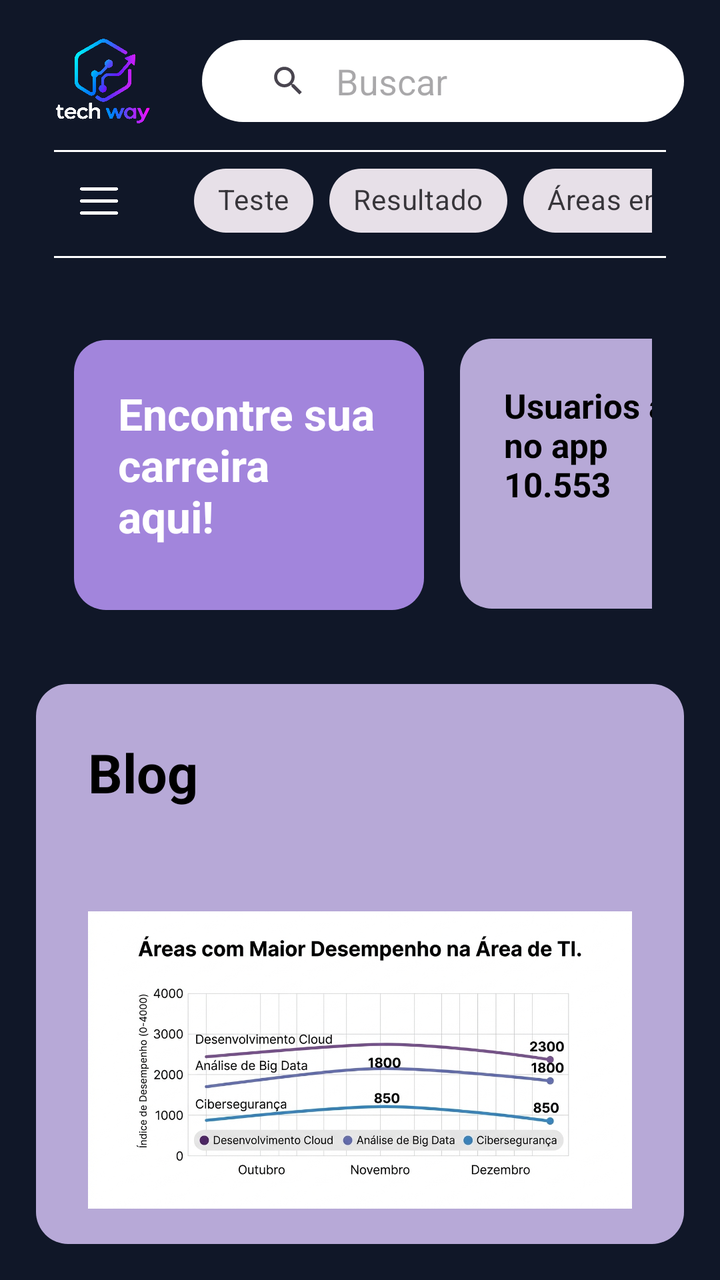
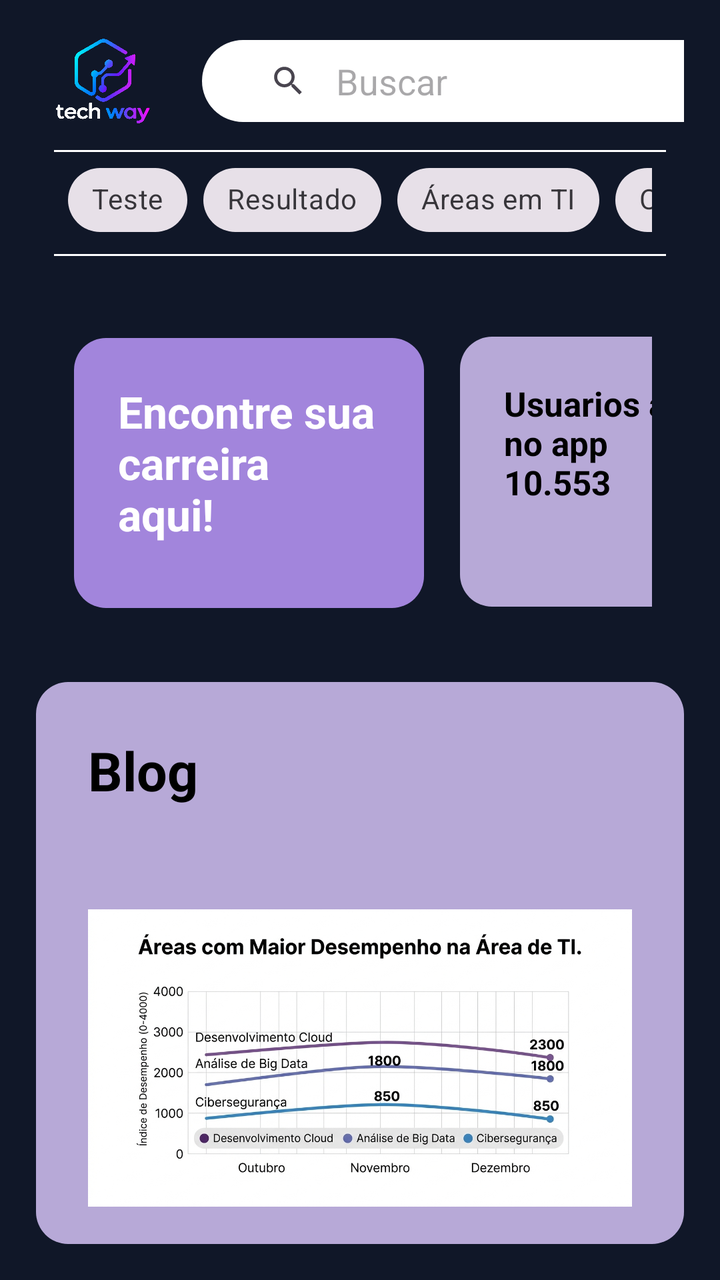

The first picture is an Android layout as it rendered before a commit; the second is the same layout after the commit. The layout source and the unified diff follow.
<!-- AndroidManifest.xml: application theme Theme.TechWayTCC -->
<!-- res/layout/blog_main.xml -->
<?xml version="1.0" encoding="utf-8"?>
<LinearLayout xmlns:android="http://schemas.android.com/apk/res/android"
    android:layout_width="match_parent"
    android:layout_height="match_parent"
    android:background="#101728"
    android:padding="18dp"
    android:orientation="vertical"
    xmlns:app="http://schemas.android.com/apk/res-auto">

    
    <LinearLayout
        android:layout_width="match_parent"
        android:layout_height="wrap_content"
        android:gravity="center_vertical"
        android:orientation="horizontal">

        
        <LinearLayout
            android:layout_width="49dp"
            android:layout_height="45dp"
            android:padding="11dp"
            android:orientation="horizontal"
            android:layout_marginStart="9dp"
            android:background="@drawable/logo">
        </LinearLayout>

        
        <LinearLayout
            android:id="@+id/conteiner_Barra2"
            android:layout_width="match_parent"
            android:layout_height="41dp"
            android:layout_marginLeft="25dp"
            android:orientation="horizontal">

            <androidx.appcompat.widget.SearchView

                android:id="@+id/barra_pesquisa2"
                android:layout_width="match_parent"
                android:layout_height="wrap_content"
                android:background="@drawable/barra_arredondada"
                android:gravity="center"
                android:padding="11dp"
                app:iconifiedByDefault="false"
                app:queryBackground="@null"
                app:queryHint="Buscar" />
        </LinearLayout>

    </LinearLayout>

    
    <View
        android:layout_width="match_parent"
        android:layout_height="1dp"
        android:layout_marginTop="12dp"
        android:layout_marginStart="9dp"
        android:layout_marginEnd="9dp"
        android:background="#FFFFFF" />

    <LinearLayout
        android:layout_width="match_parent"
        android:layout_height="wrap_content"
        android:gravity="center_vertical"
        android:orientation="horizontal">

        <ImageButton
            android:id="@+id/btnMenu"
            android:layout_width="63dp"
            android:layout_height="49dp"
            android:src="@drawable/tres_linhas1"
            android:scaleType="centerInside"
            android:padding="15dp"
            android:background="?attr/selectableItemBackgroundBorderless"
            app:tint="@color/white" />

        <HorizontalScrollView
            android:layout_width="match_parent"
            android:layout_height="wrap_content"
            android:scrollbars="none"
            android:paddingStart="16dp"
            android:paddingEnd="16dp">

            <com.google.android.material.chip.ChipGroup
                android:layout_width="wrap_content"
                android:layout_height="wrap_content"
                android:orientation="horizontal">

                <com.google.android.material.chip.Chip
                    android:id="@+id/chipTeste"
                    style="@style/Widget.MaterialComponents.Chip.Choice"
                    android:layout_width="wrap_content"
                    android:layout_height="wrap_content"
                    android:text="Teste" />

                <com.google.android.material.chip.Chip
                    android:id="@+id/chipResultado"
                    style="@style/Widget.MaterialComponents.Chip.Choice"
                    android:layout_width="wrap_content"
                    android:layout_height="wrap_content"
                    android:text="Resultado" />

                <com.google.android.material.chip.Chip
                    android:id="@+id/chipAreas"
                    style="@style/Widget.MaterialComponents.Chip.Choice"
                    android:layout_width="wrap_content"
                    android:layout_height="wrap_content"
                    android:text="Áreas em TI" />

                <com.google.android.material.chip.Chip
                    android:id="@+id/chipCursos"
                    style="@style/Widget.MaterialComponents.Chip.Choice"
                    android:layout_width="wrap_content"
                    android:layout_height="wrap_content"
                    android:text="Cursos" />

            </com.google.android.material.chip.ChipGroup>
        </HorizontalScrollView>

    </LinearLayout>

    <View
        android:layout_width="match_parent"
        android:layout_height="1dp"
        android:layout_marginTop="3dp"
        android:layout_marginStart="9dp"
        android:layout_marginEnd="9dp"
        android:background="#FFFFFF" />

    <HorizontalScrollView
        android:layout_width="match_parent"
        android:layout_height="wrap_content"
        android:scrollbars="none"
        android:paddingStart="16dp"
        android:paddingEnd="16dp">

        <LinearLayout
            android:layout_width="wrap_content"
            android:layout_height="wrap_content"
            android:orientation="horizontal"
            android:padding="3dp">

            <TextView
                android:layout_width="175dp"
                android:layout_height="135dp"
                android:background="@drawable/bara_aredada3"
                android:layout_marginTop="38dp"
                android:padding="22dp"
                android:layout_marginBottom="17dp"
                android:layout_marginEnd="18dp"
                android:text="Encontre sua\ncarreira \naqui! "
                android:textStyle="bold"
                android:textColor="@color/white"
                android:textSize="22dp"/>

            <TextView
                android:layout_width="175dp"
                android:layout_height="135dp"
                android:layout_marginTop="32dp"
                android:layout_marginEnd="18dp"
                android:layout_marginBottom="17dp"
                android:background="@drawable/barra_arredondada2"
                android:padding="22dp"
                android:text="Usuarios ativos no app \n10.553"
                android:textColor="@color/black"
                android:textSize="17dp"
                android:textStyle="bold" />

        </LinearLayout>

    </HorizontalScrollView>

    <LinearLayout
        android:layout_width="match_parent"
        android:layout_height="match_parent"
        android:orientation="vertical"
        android:layout_marginTop="17dp"
        android:background="@drawable/barra_arredondada2">

        <TextView
            android:layout_width="match_parent"
            android:layout_height="wrap_content"
            android:text="Blog"
            android:textColor="@color/black"
            android:textStyle="bold"
            android:textSize="27dp"
            android:paddingTop="26dp"
            android:paddingStart="26dp"/>

        <ImageView
            android:layout_width="match_parent"
            android:layout_height="220dp"
            android:layout_marginStart="26dp"
            android:layout_marginTop="16dp"
            android:layout_marginEnd="26dp"
            android:scaleType="fitCenter"
            android:src="@drawable/grafico" />


    </LinearLayout>

</LinearLayout>
<!-- resources referenced by this layout -->
<resources>
  <color name="black">#FF000000</color>
  <color name="white">#FFFFFFFF</color>
  <!-- drawable bara_aredada3 (drawable) -->
  <?xml version="1.0" encoding="utf-8"?>
  <shape xmlns:android="http://schemas.android.com/apk/res/android"
      android:shape="rectangle">
  
      <solid android:color="#A285DC"/>
      <corners android:radius="16dp"/>
  
  
  </shape>
  <!-- drawable barra_arredondada (drawable) -->
  <?xml version="1.0" encoding="utf-8"?>
  <shape xmlns:android="http://schemas.android.com/apk/res/android"
      android:shape="rectangle">
  
      <solid android:color="@color/white"/>
      <corners android:radius="22dp"/>
  
  
  </shape>
  <!-- drawable barra_arredondada2 (drawable) -->
  <?xml version="1.0" encoding="utf-8"?>
  <shape xmlns:android="http://schemas.android.com/apk/res/android"
      android:shape="rectangle">
  
      <solid android:color="#B7A9D7"/>
      <corners android:radius="16dp"/>
  
  
  </shape>
  <!-- drawable grafico: jpg bitmap (drawable, 476419 bytes) -->
  <!-- drawable logo: png bitmap (drawable, 471142 bytes) -->
  <!-- drawable tres_linhas1: png bitmap (drawable, 3450 bytes) -->
  <style name="Theme.TechWayTCC" parent="Base.Theme.TechWayTCC" />
  <style name="Base.Theme.TechWayTCC" parent="Theme.Material3.DayNight.NoActionBar">
          
          
      </style>
</resources>

<!-- the commit's change to res/layout/blog_main.xml (unified diff, before → after) -->
@@ -35,7 +35,7 @@
             <androidx.appcompat.widget.SearchView
 
                 android:id="@+id/barra_pesquisa2"
-                android:layout_width="match_parent"
+                android:layout_width="280dp"
                 android:layout_height="wrap_content"
                 android:background="@drawable/barra_arredondada"
                 android:gravity="center"
@@ -61,16 +61,6 @@
         android:layout_height="wrap_content"
         android:gravity="center_vertical"
         android:orientation="horizontal">
-
-        <ImageButton
-            android:id="@+id/btnMenu"
-            android:layout_width="63dp"
-            android:layout_height="49dp"
-            android:src="@drawable/tres_linhas1"
-            android:scaleType="centerInside"
-            android:padding="15dp"
-            android:background="?attr/selectableItemBackgroundBorderless"
-            app:tint="@color/white" />
 
         <HorizontalScrollView
             android:layout_width="match_parent"
<!-- resource entries referenced after the edit -->
@@ -34,7 +34,6 @@
   </shape>
   <!-- drawable grafico: jpg bitmap (drawable, 476419 bytes) -->
   <!-- drawable logo: png bitmap (drawable, 471142 bytes) -->
-  <!-- drawable tres_linhas1: png bitmap (drawable, 3450 bytes) -->
   <style name="Theme.TechWayTCC" parent="Base.Theme.TechWayTCC" />
   <style name="Base.Theme.TechWayTCC" parent="Theme.Material3.DayNight.NoActionBar">
           
